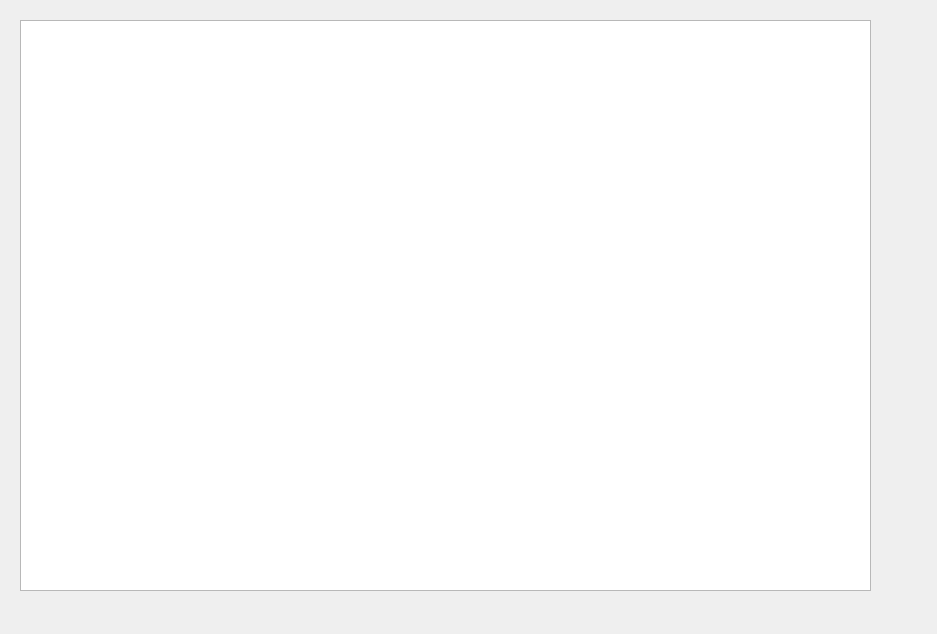
This is sumasSaldos.ui in waltermas-gitter/infomesas-gui as Qt 5 draws it before an edit. The edited form follows.
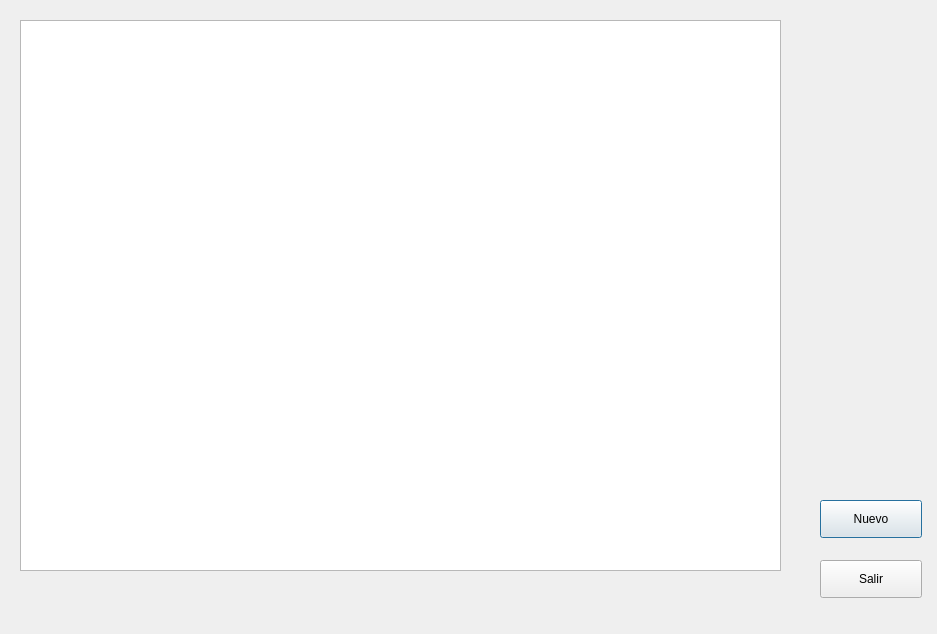
This is the edited form.

Commit message: terminando sumas-saldos-proveedores

```diff
--- a/sumasSaldos.ui
+++ b/sumasSaldos.ui
@@ -18,8 +18,8 @@
     <rect>
      <x>20</x>
      <y>20</y>
-     <width>851</width>
-     <height>571</height>
+     <width>761</width>
+     <height>551</height>
     </rect>
    </property>
    <property name="editTriggers">
@@ -32,6 +32,32 @@
     <bool>false</bool>
    </attribute>
   </widget>
+  <widget class="QPushButton" name="nuevoPushButton">
+   <property name="geometry">
+    <rect>
+     <x>820</x>
+     <y>500</y>
+     <width>102</width>
+     <height>38</height>
+    </rect>
+   </property>
+   <property name="text">
+    <string>Nuevo</string>
+   </property>
+  </widget>
+  <widget class="QPushButton" name="salirPushButton">
+   <property name="geometry">
+    <rect>
+     <x>820</x>
+     <y>560</y>
+     <width>102</width>
+     <height>38</height>
+    </rect>
+   </property>
+   <property name="text">
+    <string>Salir</string>
+   </property>
+  </widget>
  </widget>
  <resources/>
  <connections/>
```
The commit also changes 2 other files.
